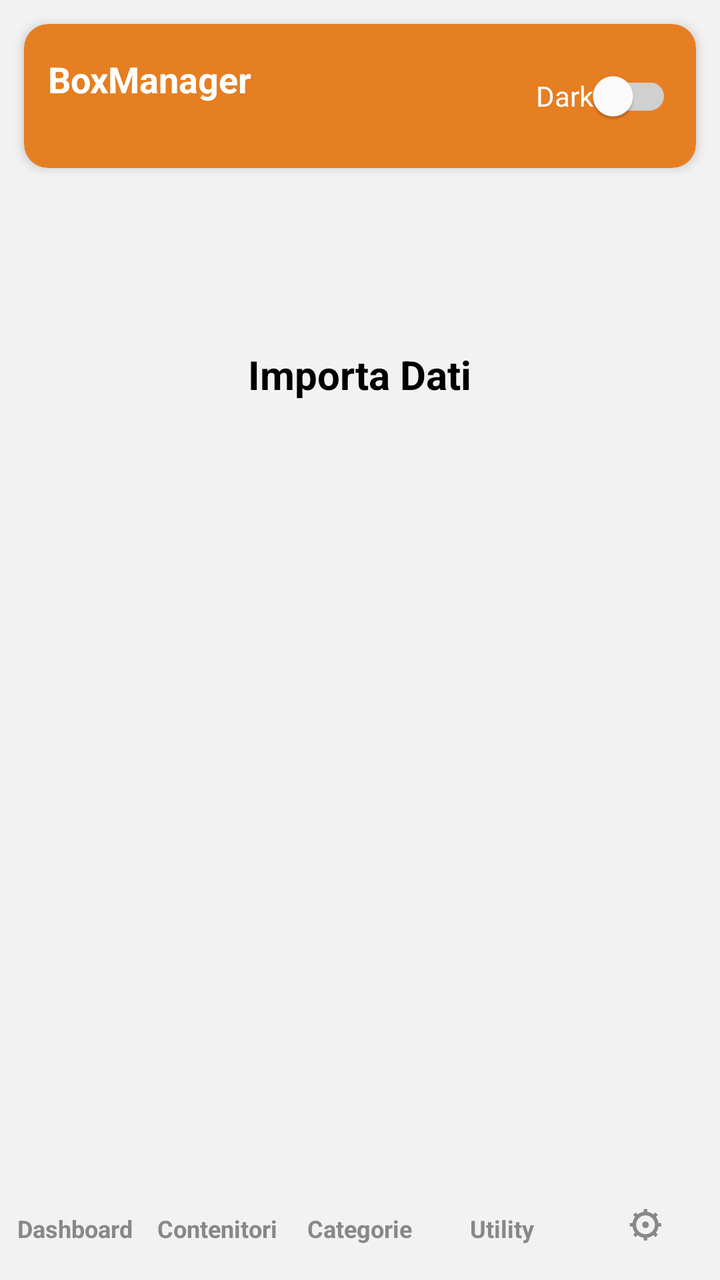
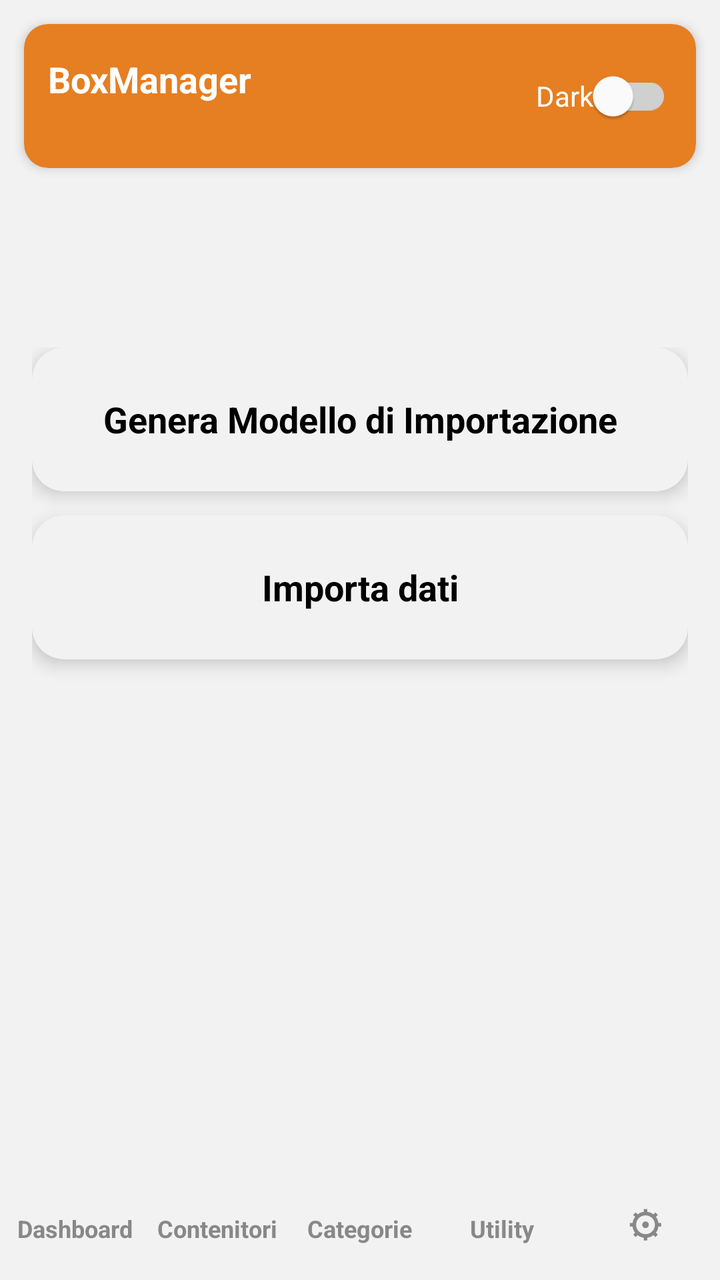

The first picture is an Android layout as it rendered before a commit; the second is the same layout after the commit. The layout source and the unified diff follow.
<!-- AndroidManifest.xml: application theme Theme.BoxManager -->
<!-- res/layout/activity_import.xml -->
<?xml version="1.0" encoding="utf-8"?>
<LinearLayout
    xmlns:android="http://schemas.android.com/apk/res/android"
    android:id="@+id/rootContainer"
    android:layout_width="match_parent"
    android:layout_height="match_parent"
    android:orientation="vertical"
    android:background="?attr/colorSurface">

    <include
        layout="@layout/layout_global_topbar" />

    <include
        android:id="@+id/headerInclude"
        layout="@layout/layout_page_header" />

    <ScrollView
        android:layout_width="match_parent"
        android:layout_height="0dp"
        android:layout_weight="1">

        <LinearLayout
            android:id="@+id/contentContainer"
            android:layout_width="match_parent"
            android:layout_height="wrap_content"
            android:orientation="vertical"
            android:gravity="center_horizontal"
            android:padding="16dp">

            <TextView
                android:id="@+id/textImportPlaceholder"
                android:layout_width="wrap_content"
                android:layout_height="wrap_content"
                android:text="Importa Dati"
                android:textSize="20sp"
                android:textStyle="bold"
                android:textColor="@color/text_primary" />

        </LinearLayout>

    </ScrollView>

    <LinearLayout
        android:id="@+id/navContainer"
        android:layout_width="match_parent"
        android:layout_height="wrap_content"
        android:orientation="vertical">

        <include
            layout="@layout/layout_bottom_nav" />

    </LinearLayout>

</LinearLayout>
<!-- res/layout/layout_global_topbar.xml (included above) -->
<?xml version="1.0" encoding="utf-8"?>
<com.google.android.material.card.MaterialCardView
    xmlns:android="http://schemas.android.com/apk/res/android"
    xmlns:app="http://schemas.android.com/apk/res-auto"
    android:id="@+id/globalTopBar"
    android:layout_width="match_parent"
    android:layout_height="wrap_content"
    android:layout_margin="12dp"
    app:cardCornerRadius="12dp"
    app:cardElevation="3dp"
    app:strokeWidth="0dp"
    app:cardBackgroundColor="?attr/topBarBackgroundColor">

    <LinearLayout
        android:layout_width="match_parent"
        android:layout_height="wrap_content"
        android:orientation="horizontal"
        android:gravity="center_vertical"
        android:padding="12dp">

        <LinearLayout
            android:layout_width="0dp"
            android:layout_height="wrap_content"
            android:layout_weight="1"
            android:orientation="vertical">

            <TextView
                android:id="@+id/textGlobalTitle"
                android:layout_width="wrap_content"
                android:layout_height="wrap_content"
                android:text="BoxManager"
                android:textColor="?attr/topBarTitleColor"
                android:textStyle="bold"
                android:textSize="18sp"/>

            <TextView
                android:id="@+id/textGlobalSubtitle"
                android:layout_width="wrap_content"
                android:layout_height="wrap_content"
                android:layout_marginTop="2dp"
                android:textSize="11sp"
                android:textColor="?attr/topBarSubtitleColor"/>

        </LinearLayout>

        <com.google.android.material.switchmaterial.SwitchMaterial
            android:id="@+id/switchTheme"
            android:layout_width="wrap_content"
            android:layout_height="wrap_content"
            android:text="Dark"
            android:textColor="?attr/topBarTitleColor"
            app:thumbTint="@color/switch_thumb_selector"
            app:trackTint="@color/switch_track_selector"/>

    </LinearLayout>

</com.google.android.material.card.MaterialCardView>
<!-- res/layout/layout_page_header.xml (included above) -->
<?xml version="1.0" encoding="utf-8"?>
<LinearLayout
    xmlns:android="http://schemas.android.com/apk/res/android"
    android:id="@+id/headerContainer"
    android:layout_width="match_parent"
    android:layout_height="wrap_content"
    android:orientation="horizontal"
    android:paddingStart="16dp"
    android:paddingTop="8dp"
    android:paddingEnd="16dp"
    android:paddingBottom="2dp"
    android:gravity="center_vertical">

    <LinearLayout
        android:id="@+id/headerTextContainer"
        android:layout_width="0dp"
        android:layout_height="wrap_content"
        android:layout_weight="1"
        android:orientation="vertical">

        <TextView
            android:id="@+id/textTitle"
            android:layout_width="wrap_content"
            android:layout_height="wrap_content"
            android:textSize="22sp"
            android:textStyle="bold"
            android:textColor="@color/text_primary" />

        <TextView
            android:id="@+id/textSubtitle"
            android:layout_width="wrap_content"
            android:layout_height="wrap_content"
            android:layout_marginTop="2dp"
            android:textSize="15sp"
            android:textStyle="normal"
            android:textColor="@color/text_primary" />

    </LinearLayout>

    <FrameLayout
        android:id="@+id/headerActionContainer"
        android:layout_width="wrap_content"
        android:layout_height="wrap_content" />

</LinearLayout>
<!-- res/layout/layout_bottom_nav.xml (included above) -->
<?xml version="1.0" encoding="utf-8"?>
<LinearLayout
    xmlns:android="http://schemas.android.com/apk/res/android"
    android:id="@+id/bottomNav"
    android:layout_width="match_parent"
    android:layout_height="wrap_content"
    android:orientation="horizontal"
    android:background="?attr/bottomNavBackgroundColor"
    android:elevation="6dp"
    android:weightSum="5"
    android:paddingTop="4dp"
    android:paddingBottom="4dp"
    android:paddingStart="2dp"
    android:paddingEnd="2dp">

    <TextView
        android:id="@+id/navDashboard"
        android:layout_width="0dp"
        android:layout_height="48dp"
        android:layout_weight="1"
        android:gravity="center"
        android:text="Dashboard"
        android:textStyle="bold"
        android:textSize="12sp"
        android:textColor="?attr/bottomNavInactiveColor"
        android:clickable="true"
        android:focusable="true"
        android:foreground="?attr/selectableItemBackground"
        android:background="?attr/bottomNavBackgroundColor" />

    <TextView
        android:id="@+id/navBoxes"
        android:layout_width="0dp"
        android:layout_height="48dp"
        android:layout_weight="1"
        android:gravity="center"
        android:text="Contenitori"
        android:textStyle="bold"
        android:textSize="12sp"
        android:textColor="?attr/bottomNavInactiveColor"
        android:clickable="true"
        android:focusable="true"
        android:foreground="?attr/selectableItemBackground"
        android:background="?attr/bottomNavBackgroundColor" />

    <TextView
        android:id="@+id/navCategories"
        android:layout_width="0dp"
        android:layout_height="48dp"
        android:layout_weight="1"
        android:gravity="center"
        android:text="Categorie"
        android:textStyle="bold"
        android:textSize="12sp"
        android:textColor="?attr/bottomNavInactiveColor"
        android:clickable="true"
        android:focusable="true"
        android:foreground="?attr/selectableItemBackground"
        android:background="?attr/bottomNavBackgroundColor" />

    <TextView
        android:id="@+id/navUtility"
        android:layout_width="0dp"
        android:layout_height="48dp"
        android:layout_weight="1"
        android:gravity="center"
        android:text="Utility"
        android:textStyle="bold"
        android:textSize="12sp"
        android:textColor="?attr/bottomNavInactiveColor"
        android:clickable="true"
        android:focusable="true"
        android:foreground="?attr/selectableItemBackground"
        android:background="?attr/bottomNavBackgroundColor" />

    <TextView
        android:id="@+id/navSettings"
        android:layout_width="0dp"
        android:layout_height="48dp"
        android:layout_weight="1"
        android:gravity="center"
        android:text="⚙"
        android:textStyle="bold"
        android:textSize="18sp"
        android:textColor="?attr/bottomNavInactiveColor"
        android:clickable="true"
        android:focusable="true"
        android:foreground="?attr/selectableItemBackground"
        android:background="?attr/bottomNavBackgroundColor" />

</LinearLayout>
<!-- resources referenced by this layout -->
<resources>
  <color name="text_primary">#000000</color>
  <style name="Theme.BoxManager" parent="Theme.MaterialComponents.DayNight.NoActionBar">
  
          
          <item name="colorPrimary">@color/primary_gradient_start</item>
          <item name="colorPrimaryVariant">@color/primary_gradient_end</item>
          <item name="colorOnPrimary">@color/white</item>
  
          
          <item name="colorSecondary">@color/primary_button</item>
          <item name="colorSecondaryVariant">@color/primary_button_light</item>
          <item name="colorOnSecondary">@color/white</item>
  
          
          <item name="colorSurface">@color/card_background</item>
          <item name="android:colorBackground">@color/card_background</item>
  
          
          <item name="android:statusBarColor">
              @color/primary_gradient_end
          </item>
  
          
  
          <item name="topBarBackgroundColor">
              @color/primary_gradient_start
          </item>
  
          <item name="topBarTitleColor">
              @android:color/white
          </item>
  
          <item name="topBarSubtitleColor">
              @android:color/white
          </item>
  
          <item name="bottomNavBackgroundColor">
              @color/card_background
          </item>
  
          <item name="bottomNavActiveColor">
              @color/primary_button
          </item>
  
          <item name="bottomNavInactiveColor">
              @color/text_secondary
          </item>
  
          
  
          <item name="materialCardViewStyle">
              @style/BoxManager.Card
          </item>
  
          <item name="buttonStyle">
              @style/BoxManager.Button
          </item>
  
          <item name="android:textViewStyle">
              @style/BoxManager.Text
          </item>
  
          <item name="editTextStyle">
              @style/BoxManager.EditText
          </item>
  
      </style>
  <color name="primary_gradient_start">#E67E22</color>
  <color name="primary_gradient_end">#D35400</color>
  <color name="white">#FFFFFFFF</color>
  <color name="primary_button">#A04000</color>
  <color name="primary_button_light">#F39C12</color>
  <color name="card_background">#F2F2F2</color>
  <color name="text_secondary">#888888</color>
  <style name="BoxManager.Card" parent="Widget.MaterialComponents.CardView">
  
          <item name="cardCornerRadius">12dp</item>
          <item name="cardElevation">3dp</item>
          <item name="strokeWidth">0dp</item>
  
      </style>
  <style name="BoxManager.Button" parent="Widget.MaterialComponents.Button">
  
          <item name="android:minHeight">48dp</item>
          <item name="android:textStyle">bold</item>
          <item name="cornerRadius">14dp</item>
  
      </style>
  <style name="BoxManager.Text" parent="Widget.AppCompat.TextView">
  
          <item name="android:textColor">
              @color/text_primary
          </item>
  
      </style>
  <style name="BoxManager.EditText" parent="Widget.MaterialComponents.TextInputEditText.OutlinedBox">
  
          <item name="android:minHeight">48dp</item>
  
      </style>
</resources>

<!-- the commit's change to res/layout/activity_import.xml (unified diff, before → after) -->
@@ -1,6 +1,7 @@
 <?xml version="1.0" encoding="utf-8"?>
 <LinearLayout
     xmlns:android="http://schemas.android.com/apk/res/android"
+    xmlns:app="http://schemas.android.com/apk/res-auto"
     android:id="@+id/rootContainer"
     android:layout_width="match_parent"
     android:layout_height="match_parent"
@@ -24,17 +25,68 @@
             android:layout_width="match_parent"
             android:layout_height="wrap_content"
             android:orientation="vertical"
-            android:gravity="center_horizontal"
             android:padding="16dp">
 
+            <com.google.android.material.card.MaterialCardView
+                android:id="@+id/btnGenerateTemplate"
+                android:layout_width="match_parent"
+                android:layout_height="wrap_content"
+                android:layout_marginBottom="12dp"
+                android:clickable="true"
+                android:focusable="true"
+                android:minHeight="72dp"
+                app:cardBackgroundColor="?attr/colorSurface"
+                app:cardCornerRadius="16dp"
+                app:cardElevation="5dp"
+                app:strokeWidth="0dp">
+
+                <TextView
+                    android:id="@+id/textGenerateTemplate"
+                    android:layout_width="match_parent"
+                    android:layout_height="wrap_content"
+                    android:gravity="center"
+                    android:minHeight="72dp"
+                    android:padding="16dp"
+                    android:text="Genera Modello di Importazione"
+                    android:textColor="@color/text_primary"
+                    android:textSize="18sp"
+                    android:textStyle="bold" />
+
+            </com.google.android.material.card.MaterialCardView>
+
+            <com.google.android.material.card.MaterialCardView
+                android:id="@+id/btnImportData"
+                android:layout_width="match_parent"
+                android:layout_height="wrap_content"
+                android:layout_marginBottom="16dp"
+                android:clickable="true"
+                android:focusable="true"
+                android:minHeight="72dp"
+                app:cardBackgroundColor="?attr/colorSurface"
+                app:cardCornerRadius="16dp"
+                app:cardElevation="5dp"
+                app:strokeWidth="0dp">
+
+                <TextView
+                    android:id="@+id/textImportData"
+                    android:layout_width="match_parent"
+                    android:layout_height="wrap_content"
+                    android:gravity="center"
+                    android:minHeight="72dp"
+                    android:padding="16dp"
+                    android:text="Importa dati"
+                    android:textColor="@color/text_primary"
+                    android:textSize="18sp"
+                    android:textStyle="bold" />
+
+            </com.google.android.material.card.MaterialCardView>
+
             <TextView
-                android:id="@+id/textImportPlaceholder"
-                android:layout_width="wrap_content"
-                android:layout_height="wrap_content"
-                android:text="Importa Dati"
-                android:textSize="20sp"
-                android:textStyle="bold"
-                android:textColor="@color/text_primary" />
+                android:id="@+id/tvMessages"
+                android:layout_width="match_parent"
+                android:layout_height="wrap_content"
+                android:minHeight="48dp"
+                android:textColor="@color/text_secondary" />
 
         </LinearLayout>
 
